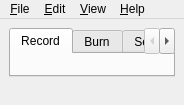
Above: audio/resources/mainwindow.ui from springermac/audio before the change. Below: the same form after it.
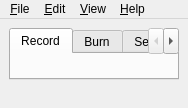
That is the form after the change. Icons and pictures are not drawn. Custom widgets are drawn as their Qt base class.

```diff
--- a/audio/resources/mainwindow.ui
+++ b/audio/resources/mainwindow.ui
@@ -6,8 +6,8 @@
    <rect>
     <x>0</x>
     <y>0</y>
-    <width>184</width>
-    <height>105</height>
+    <width>188</width>
+    <height>108</height>
    </rect>
   </property>
   <property name="windowTitle">
@@ -53,7 +53,7 @@
     <rect>
      <x>0</x>
      <y>0</y>
-     <width>184</width>
+     <width>188</width>
      <height>22</height>
     </rect>
    </property>
```
